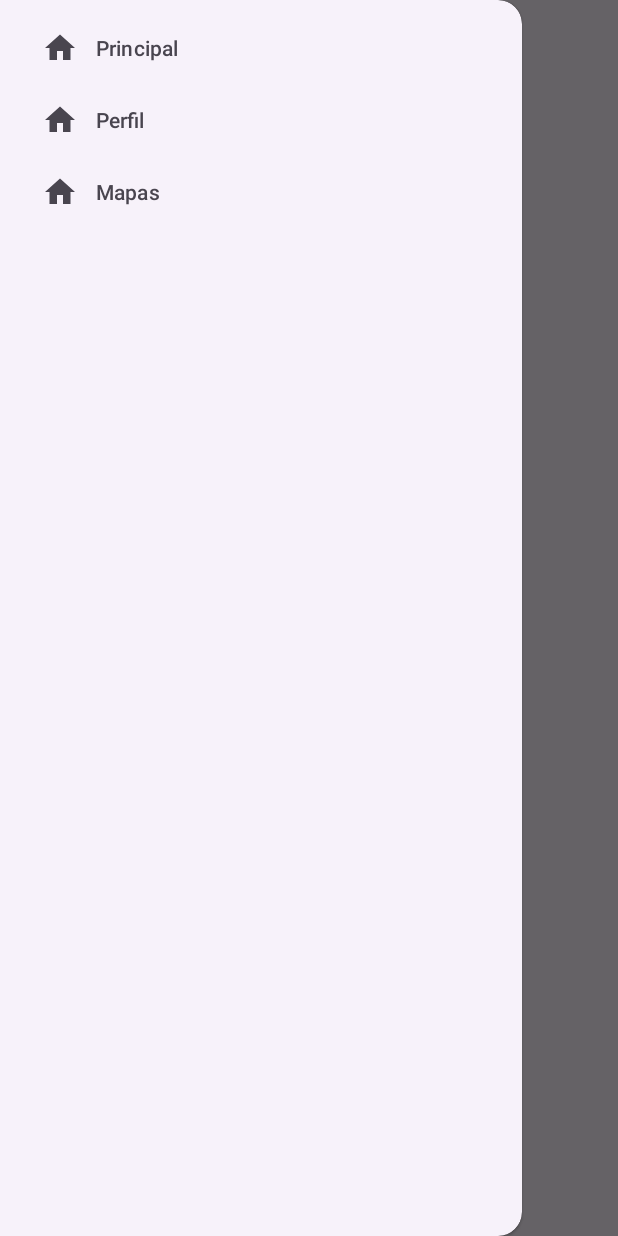
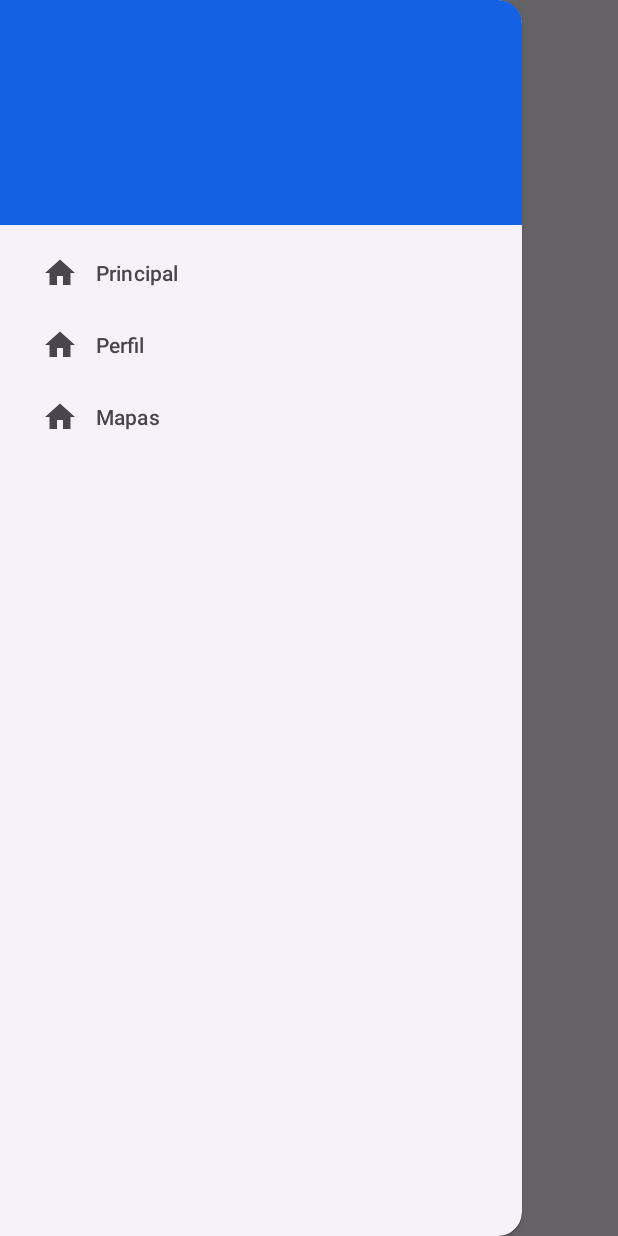
Before and after one commit to jrgventura/SP-2023-2-CibertecApp, an Android app: the screen it shows after launch once a user with an empty profile is signed in (WelcomeActivity), with the side drawer open, on a phone screen of 412 x 824 dp. Run offline under Robolectric (Android 15) with nearby library versions, the phone set to English and light mode, and no system bars; our stand-ins replace Firebase (no records; nobody signed in at launch, a user with empty details on screens opened directly).

Commit message:
semana 13

```diff
--- a/app/src/main/java/com/cibertec/cibertecapp/noticias/WelcomeActivity.kt
+++ b/app/src/main/java/com/cibertec/cibertecapp/noticias/WelcomeActivity.kt
@@ -3,11 +3,15 @@ package com.cibertec.cibertecapp.noticias
 import android.content.Intent
 import android.os.Bundle
 import androidx.appcompat.app.AppCompatActivity
+import androidx.core.view.GravityCompat
+import androidx.drawerlayout.widget.DrawerLayout
 import androidx.lifecycle.ViewModelProvider
 import androidx.recyclerview.widget.LinearLayoutManager
 import androidx.recyclerview.widget.RecyclerView
 import com.cibertec.cibertecapp.MenuActivity
 import com.cibertec.cibertecapp.R
+import com.cibertec.cibertecapp.mapas.MapasActivity
+import com.google.android.material.navigation.NavigationView
 
 class WelcomeActivity: AppCompatActivity(), NoticiasAdapter.ItemClickNoticia {
 
@@ -34,6 +38,8 @@ class WelcomeActivity: AppCompatActivity(), NoticiasAdapter.ItemClickNoticia {
             }
 
         }
+
+        configurationDrawer()
     }
 
     override fun onItemClick(noticia: NoticiaFirebase) {
@@ -46,4 +52,35 @@ class WelcomeActivity: AppCompatActivity(), NoticiasAdapter.ItemClickNoticia {
     }
 
 
+    fun configurationDrawer() {
+
+        val navView = findViewById<NavigationView>(R.id.navigation_view)
+        val drawerLayout = findViewById<DrawerLayout>(R.id.drawerLayout)
+        navView.setNavigationItemSelectedListener { menuItem ->
+
+            drawerLayout.closeDrawer(GravityCompat.START)
+
+            when(menuItem.itemId) {
+                R.id.nav_home -> {
+                    // sdsdsdszdsdsdsd
+                    true
+                }
+                R.id.nav_perfil -> {
+                    // sdsdsdszdsdsdsd
+                    true
+                }
+                R.id.nav_mapas -> {
+                    // sdsdsdszdsdsdsd
+                    startActivity(Intent(this, MapasActivity::class.java))
+                    true
+                }
+                else -> {
+                    false
+                }
+            }
+
+        }
+
+    }
+
 }
--- a/app/src/main/res/layout/activity_welcome.xml
+++ b/app/src/main/res/layout/activity_welcome.xml
@@ -40,6 +40,7 @@
         android:layout_width="wrap_content"
         android:layout_height="match_parent"
         android:layout_gravity="start"
+        app:headerLayout="@layout/menu_header"
         app:menu="@menu/menu_main_drawer"/>
 
 </androidx.drawerlayout.widget.DrawerLayout>
--- /dev/null
+++ b/app/src/main/res/layout/menu_header.xml
@@ -0,0 +1,8 @@
+<?xml version="1.0" encoding="utf-8"?>
+<androidx.constraintlayout.widget.ConstraintLayout
+    xmlns:android="http://schemas.android.com/apk/res/android"
+    android:layout_width="match_parent"
+    android:layout_height="150dp"
+    android:background="@color/blue">
+
+</androidx.constraintlayout.widget.ConstraintLayout>
```
